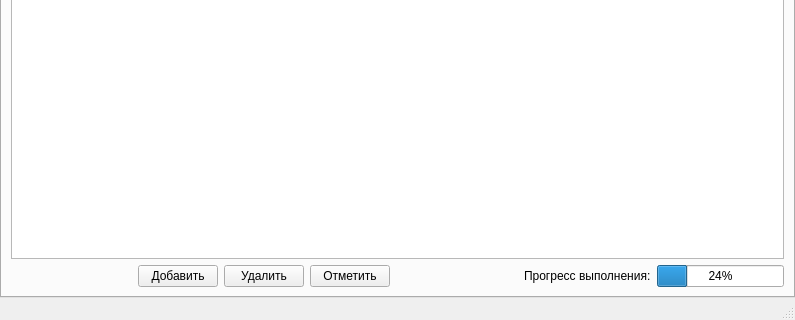
Above: sources/main_window.ui from karulny/TrackerHabit before the change; both pictures show x 0 to 795 and y 169 to 489 of the 795 by 489 pixel window. Below: the same form after it.
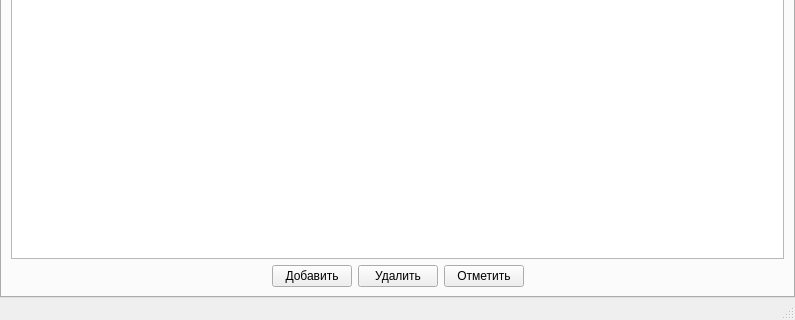
That is the form after the change. The open tabs and pages were chosen to show the change.

```diff
--- a/sources/main_window.ui
+++ b/sources/main_window.ui
@@ -127,20 +127,6 @@
               </property>
              </spacer>
             </item>
-            <item>
-             <widget class="QLabel" name="label">
-              <property name="text">
-               <string>Прогресс выполнения:</string>
-              </property>
-             </widget>
-            </item>
-            <item>
-             <widget class="QProgressBar" name="AllHabitsProgress">
-              <property name="value">
-               <number>24</number>
-              </property>
-             </widget>
-            </item>
            </layout>
           </item>
          </layout>
```
Left out of the diff: 2 changed lines with no effect on the pictures.
